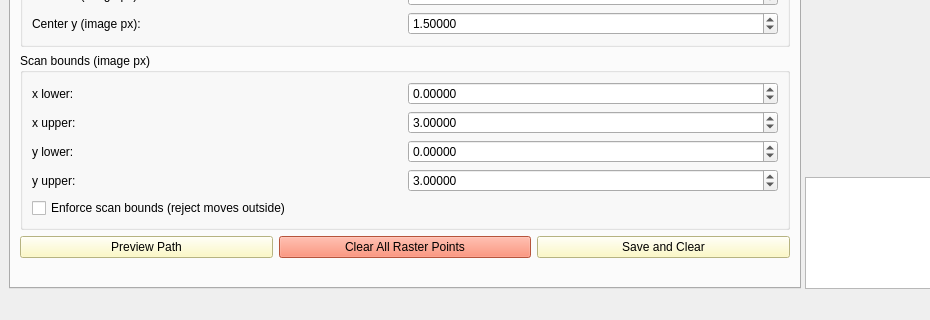
Qt form raster_gui.ui (RaXcollab/rastering) before a commit; both pictures show x 0 to 930 and y 400 to 720 of the 1280 by 720 pixel window.
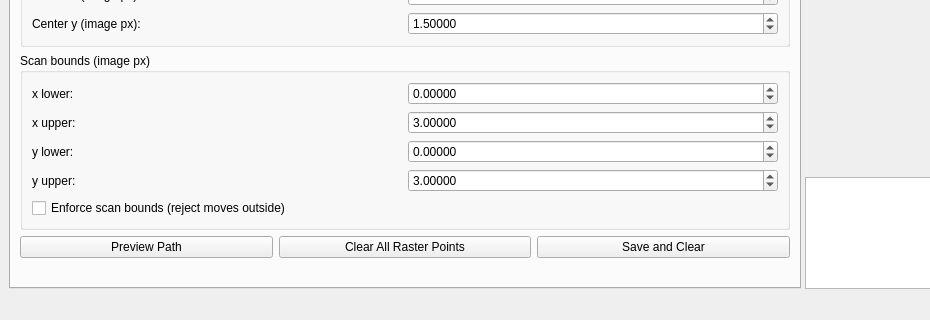
The same form after that commit. The open tabs and pages were chosen to show the change.

Commit message: fix(ui): drop light-theme inline button backgrounds — theme QSS governs

```diff
--- a/raster_gui.ui
+++ b/raster_gui.ui
@@ -251,9 +251,6 @@
           <layout class="QHBoxLayout" name="patternActionsLayout">
            <item>
             <widget class="QPushButton" name="path_button">
-             <property name="styleSheet">
-              <string notr="true">background-color: rgb(255, 251, 181);</string>
-             </property>
              <property name="text">
               <string>Preview Path</string>
              </property>
@@ -262,9 +259,6 @@
            </item>
            <item>
             <widget class="QPushButton" name="clearAll">
-             <property name="styleSheet">
-              <string notr="true">background-color: rgb(255, 118, 84);</string>
-             </property>
              <property name="text">
               <string>Clear All Raster Points</string>
              </property>
@@ -272,9 +266,6 @@
            </item>
            <item>
             <widget class="QPushButton" name="save_button">
-             <property name="styleSheet">
-              <string notr="true">background-color: rgb(255, 251, 181);</string>
-             </property>
              <property name="text">
               <string>Save and Clear</string>
              </property>
```
Left out of the diff: 6 changed lines with no effect on the pictures.
